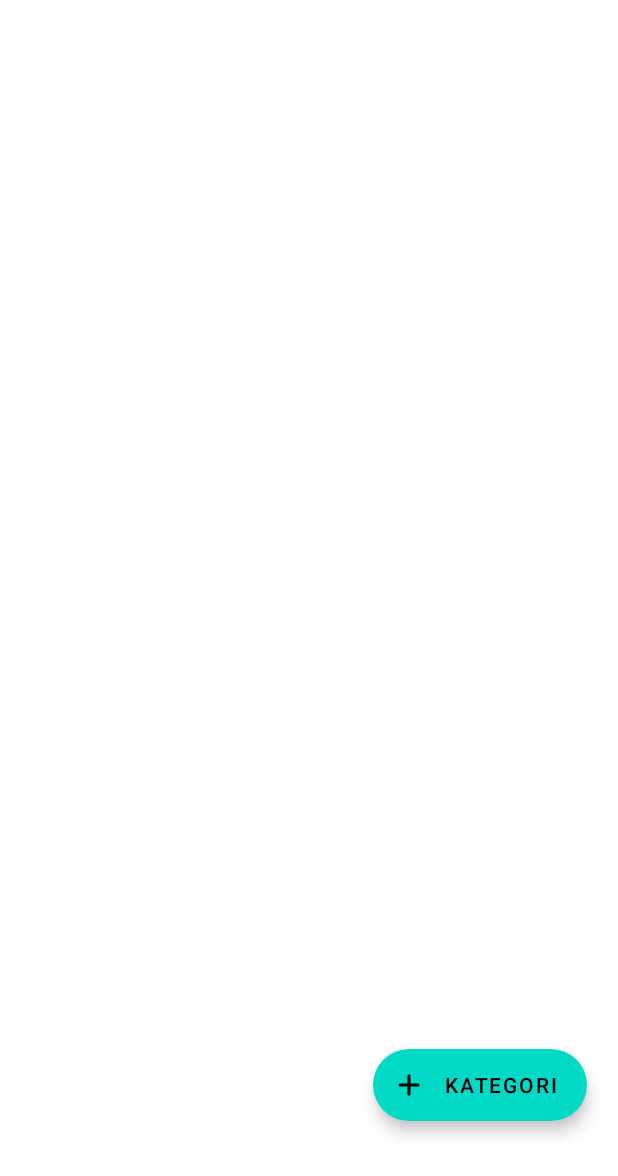
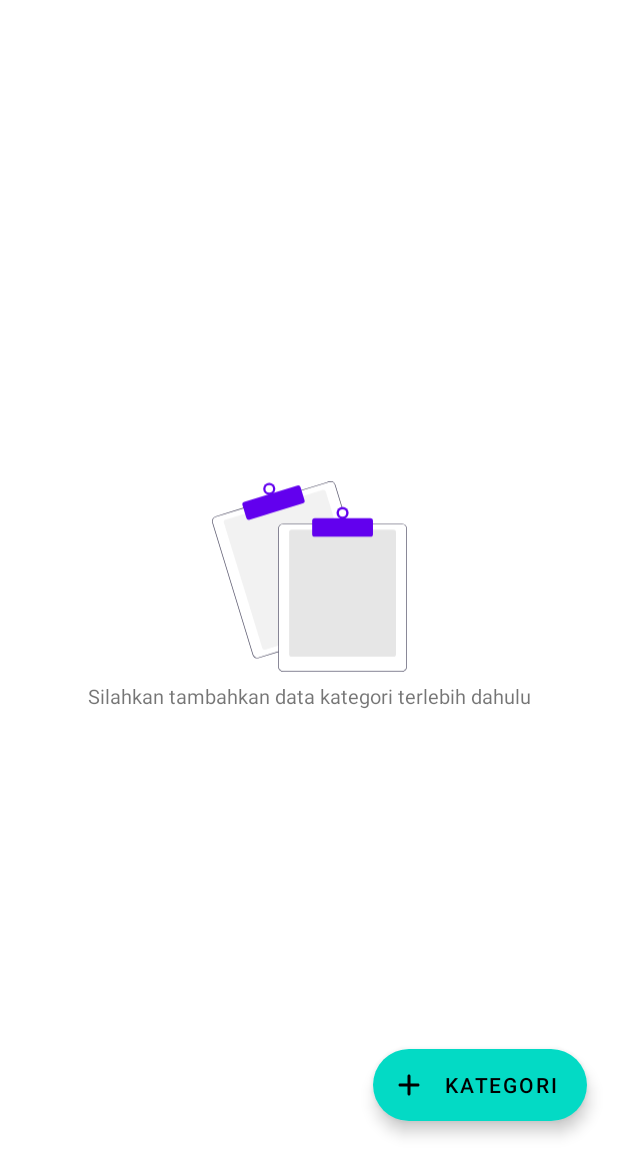
Before and after one commit to hanifalfaqih/TitipBarangKu, an Android app: the layout fragment_category.xml on its own in the app's theme, with its tools: preview values and no code run, on a phone screen of 412 x 824 dp. Shown: the top 1176 px of the screen. Run offline under Robolectric (Android 15) with nearby library versions, the phone set to English and light mode, and no system bars.

Commit message:
add feature category fragment

```diff
--- a/app/src/main/java/id/allana/titipbarangku/data/model/CategoryModel.kt
+++ b/app/src/main/java/id/allana/titipbarangku/data/model/CategoryModel.kt
@@ -3,9 +3,9 @@ package id.allana.titipbarangku.data.model
 import androidx.room.Entity
 import androidx.room.PrimaryKey
 
-@Entity(tableName = "category_table")
+@Entity(tableName = "category_model")
 data class CategoryModel(
     @PrimaryKey(autoGenerate = true)
-    val id: Int = 0,
+    val id: Int,
     val categoryName: String
 )
--- a/app/src/main/java/id/allana/titipbarangku/ui/category/CategoryBottomSheetFragment.kt
+++ b/app/src/main/java/id/allana/titipbarangku/ui/category/CategoryBottomSheetFragment.kt
@@ -19,7 +19,7 @@ class CategoryBottomSheetFragment : BaseBottomSheetDialogFragment<FragmentCatego
 
     private fun insertCategory() {
         if (validateForm()) {
-            val category = CategoryModel(categoryName = getViewBinding().etCategory.text.toString())
+            val category = CategoryModel(0, categoryName = getViewBinding().etCategory.text.toString())
             viewModel.insertCategory(category)
             Snackbar.make(requireActivity().findViewById(android.R.id.content), "Berhasil tambah kategori", Snackbar.LENGTH_SHORT).show().run {
                 this@CategoryBottomSheetFragment.dismiss()
--- a/app/src/main/res/layout/fragment_category.xml
+++ b/app/src/main/res/layout/fragment_category.xml
@@ -27,4 +27,28 @@
         app:layout_constraintBottom_toBottomOf="parent"
         app:layout_constraintEnd_toEndOf="parent" />
 
+    <androidx.appcompat.widget.AppCompatImageView
+        android:id="@+id/iv_state_data_empty"
+        android:layout_width="@dimen/_100sdp"
+        android:layout_height="@dimen/_100sdp"
+        android:src="@drawable/ic_empty_data"
+        android:visibility="gone"
+        app:layout_constraintBottom_toBottomOf="parent"
+        app:layout_constraintEnd_toEndOf="@+id/rv_category"
+        app:layout_constraintStart_toStartOf="parent"
+        app:layout_constraintTop_toTopOf="parent"
+        tools:visibility="visible" />
+
+    <com.google.android.material.textview.MaterialTextView
+        android:id="@+id/tv_state_data_empty"
+        style="@style/Body10"
+        android:text="@string/please_add_category_first"
+        android:textAlignment="center"
+        android:visibility="gone"
+        android:layout_marginTop="@dimen/_4sdp"
+        app:layout_constraintEnd_toEndOf="parent"
+        app:layout_constraintStart_toStartOf="parent"
+        app:layout_constraintTop_toBottomOf="@+id/iv_state_data_empty"
+        tools:visibility="visible" />
+
 </androidx.constraintlayout.widget.ConstraintLayout>
--- a/app/src/main/res/layout/fragment_category_bottom_sheet.xml
+++ b/app/src/main/res/layout/fragment_category_bottom_sheet.xml
@@ -15,8 +15,7 @@
 
         <com.google.android.material.textfield.TextInputEditText
             android:id="@+id/et_category"
-            android:layout_width="match_parent"
-            android:layout_height="@dimen/_48sdp"
+            style="@style/EditText"
             android:hint="Category Name"/>
 
     </com.google.android.material.textfield.TextInputLayout>
```
Also changed, not shown: app/src/main/java/id/allana/titipbarangku/ui/category/CategoryFragment.kt (+67 -2 lines), app/src/main/java/id/allana/titipbarangku/ui/category/CategoryViewModel.kt (+17 -0 lines), app/src/main/java/id/allana/titipbarangku/ui/category/adapter/CategoryAdapter.kt (added, +57 -0 lines).
